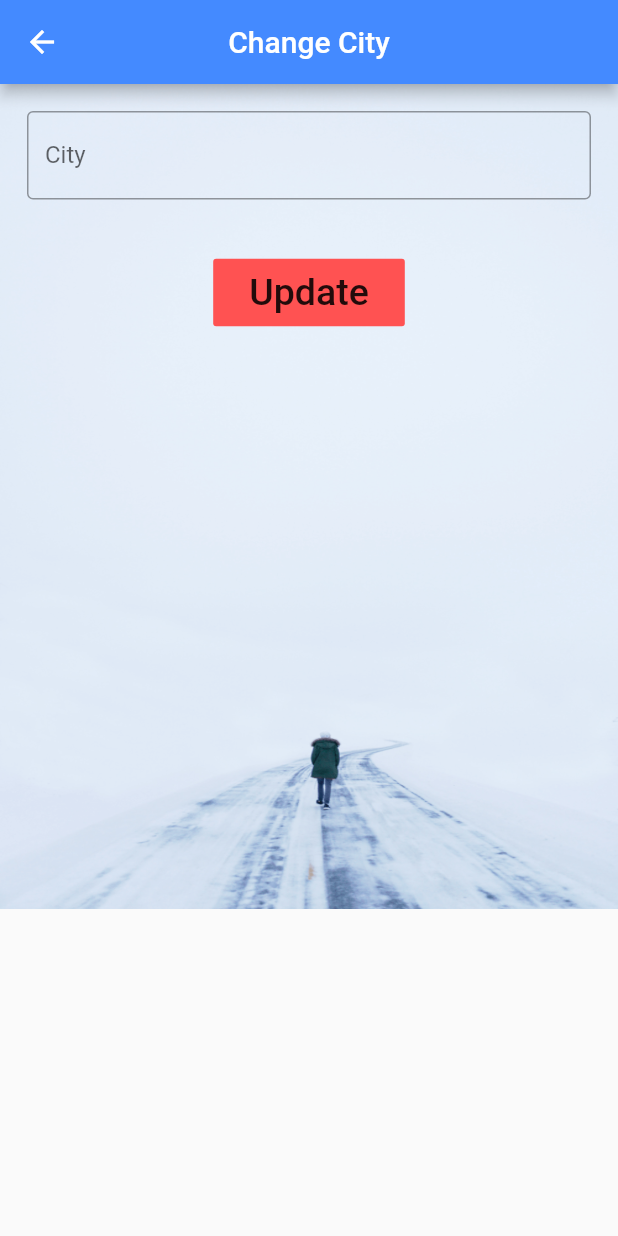
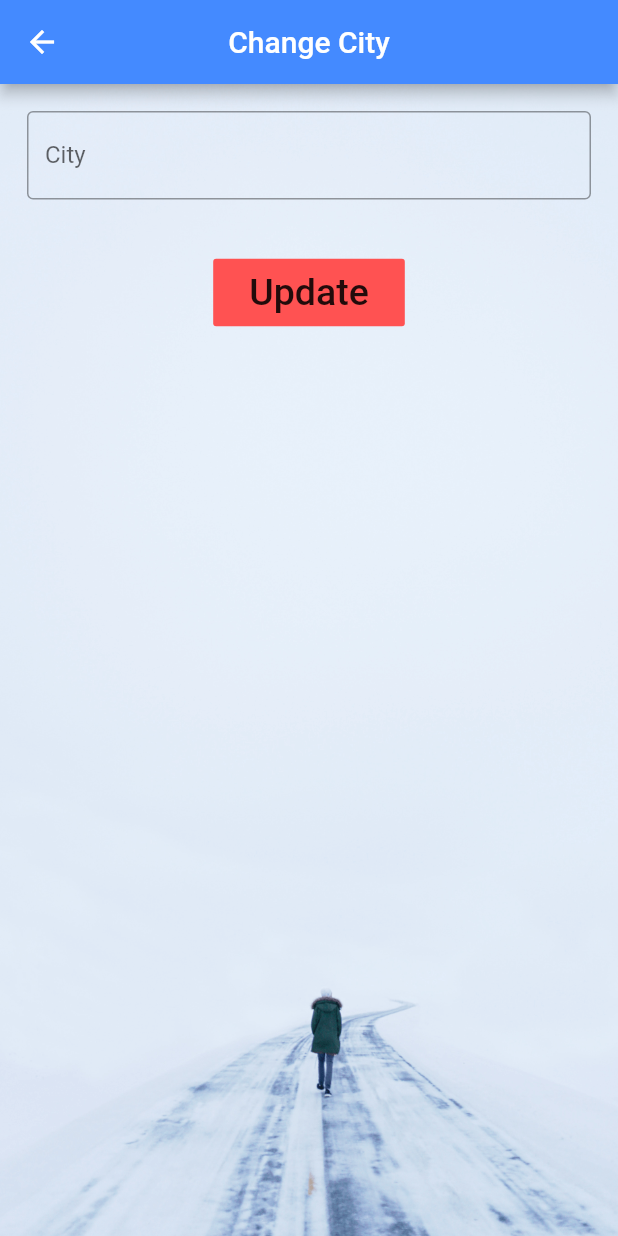
Before and after one commit to dineshsy/klimatic, a Flutter app: the GetCity screen opened directly, on a phone screen of 412 x 824 dp. Run offline on Flutter 3.47's test engine with Material 2 defaults, Android fonts, the phone set to English and light mode, and no system bars; network calls fail.

Commit message:
Multi Platform UI bugs stabilized
Signed-off-by: Dinesh <s.ydinesh1177@gmail.com>

```diff
--- a/lib/ui/Klimatic.dart
+++ b/lib/ui/Klimatic.dart
@@ -52,7 +52,6 @@ class _KlimaticState extends State<Klimatic> {
                 image: DecorationImage(
                     image: AssetImage("images/umbrella.png"),
                     fit: BoxFit.cover)),
-
             child: Stack(
               children: <Widget>[
                 Container(
@@ -141,13 +140,21 @@ class _GetCityState extends State<GetCity> {
         centerTitle: true,
         backgroundColor: Colors.blueAccent,
       ),
-      body: Stack(children: <Widget>[
-        Image.asset(
-          "images/white_snow.png",
-          width: 450.0,
-          height: 550.0,
-          fit: BoxFit.fill,
-        ),
+      body: Container(
+        width: MediaQuery
+            .of(context)
+            .size
+            .width,
+        height: MediaQuery
+            .of(context)
+            .size
+            .height,
+        decoration: BoxDecoration(
+            image: DecorationImage(
+                image: AssetImage("images/white_snow.png"),
+                fit: BoxFit.cover)),
+        child: Stack(children: <Widget>[
+
           Container(
               alignment: Alignment.topCenter,
               child: Form(
@@ -196,6 +203,7 @@ class _GetCityState extends State<GetCity> {
                 ),
               )),
         ]),
+      ),
     );
   }
 }
```
Lines whose indentation alone changed are shown as unchanged.
